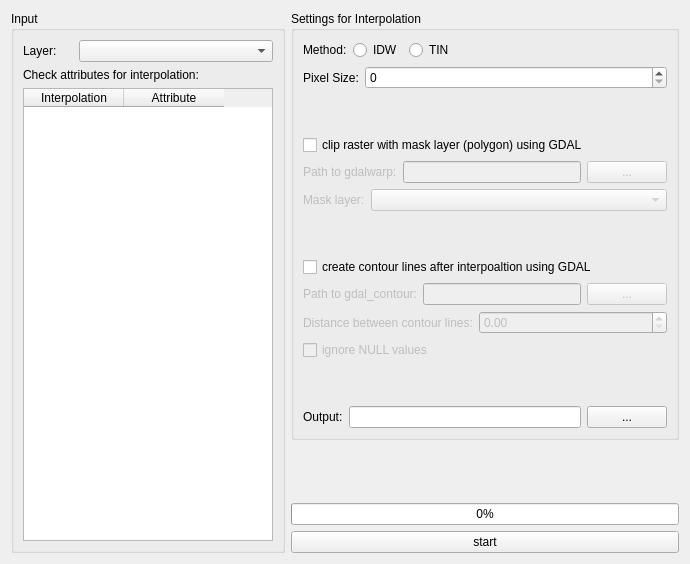
Qt form src/BatchInterpolation/batch_interpolation_dialog_base.ui (jagodki/Batch-Interpolation) before a commit.
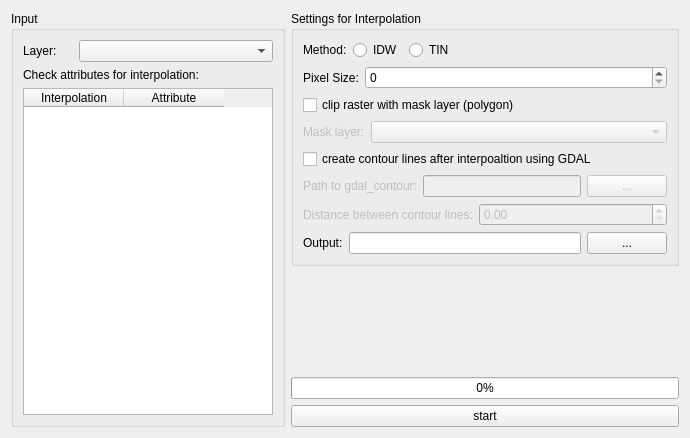
The same form after that commit.

Commit message: clip contour lines by mask layer

```diff
--- a/src/BatchInterpolation/batch_interpolation_dialog_base.ui
+++ b/src/BatchInterpolation/batch_interpolation_dialog_base.ui
@@ -7,7 +7,7 @@
     <x>0</x>
     <y>0</y>
     <width>690</width>
-    <height>564</height>
+    <height>438</height>
    </rect>
   </property>
   <property name="sizePolicy">
@@ -213,59 +213,12 @@
               </item>
              </layout>
             </item>
-            <item>
-             <spacer name="verticalSpacer">
-              <property name="orientation">
-               <enum>Qt::Vertical</enum>
-              </property>
-              <property name="sizeHint" stdset="0">
-               <size>
-                <width>20</width>
-                <height>40</height>
-               </size>
-              </property>
-             </spacer>
-            </item>
             <item>
              <layout class="QHBoxLayout" name="horizontalLayout_10">
               <item>
                <widget class="QCheckBox" name="checkBox_clip_raster">
                 <property name="text">
-                 <string>clip raster with mask layer (polygon) using GDAL</string>
-                </property>
-               </widget>
-              </item>
-             </layout>
-            </item>
-            <item>
-             <layout class="QHBoxLayout" name="horizontalLayout_11">
-              <item>
-               <widget class="QLabel" name="label_gdalwarp">
-                <property name="enabled">
-                 <bool>false</bool>
-                </property>
-                <property name="text">
-                 <string>Path to gdalwarp:</string>
-                </property>
-               </widget>
-              </item>
-              <item>
-               <widget class="QLineEdit" name="lineEdit_gdalwarp">
-                <property name="enabled">
-                 <bool>false</bool>
-                </property>
-               </widget>
-              </item>
-              <item>
-               <widget class="QPushButton" name="pushButton_gdalwarp">
-                <property name="enabled">
-                 <bool>false</bool>
-                </property>
-                <property name="text">
-                 <string>...</string>
-                </property>
-                <property name="autoDefault">
-                 <bool>false</bool>
+                 <string>clip raster with mask layer (polygon)</string>
                 </property>
                </widget>
               </item>
@@ -304,19 +257,6 @@
               </item>
              </layout>
             </item>
-            <item>
-             <spacer name="verticalSpacer_2">
-              <property name="orientation">
-               <enum>Qt::Vertical</enum>
-              </property>
-              <property name="sizeHint" stdset="0">
-               <size>
-                <width>20</width>
-                <height>40</height>
-               </size>
-              </property>
-             </spacer>
-            </item>
             <item>
              <layout class="QVBoxLayout" name="verticalLayout_5">
               <item>
@@ -398,33 +338,6 @@
               </item>
              </layout>
             </item>
-            <item>
-             <layout class="QHBoxLayout" name="horizontalLayout_7">
-              <item>
-               <widget class="QCheckBox" name="checkBox_ignore_null_values">
-                <property name="enabled">
-                 <bool>false</bool>
-                </property>
-                <property name="text">
-                 <string>ignore NULL values</string>
-                </property>
-               </widget>
-              </item>
-             </layout>
-            </item>
-            <item>
-             <spacer name="verticalSpacer_3">
-              <property name="orientation">
-               <enum>Qt::Vertical</enum>
-              </property>
-              <property name="sizeHint" stdset="0">
-               <size>
-                <width>20</width>
-                <height>40</height>
-               </size>
-              </property>
-             </spacer>
-            </item>
             <item>
              <layout class="QHBoxLayout" name="horizontalLayout_8">
               <item>
```
The commit also changes 4 other files.
